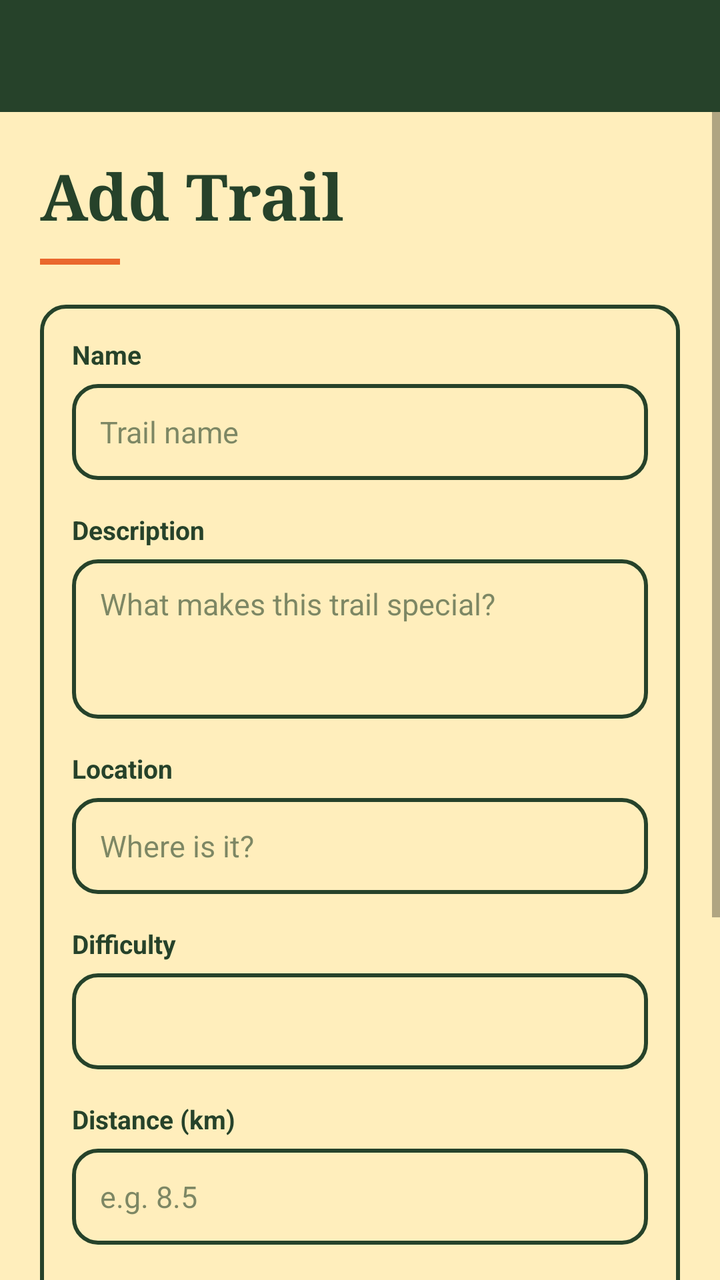
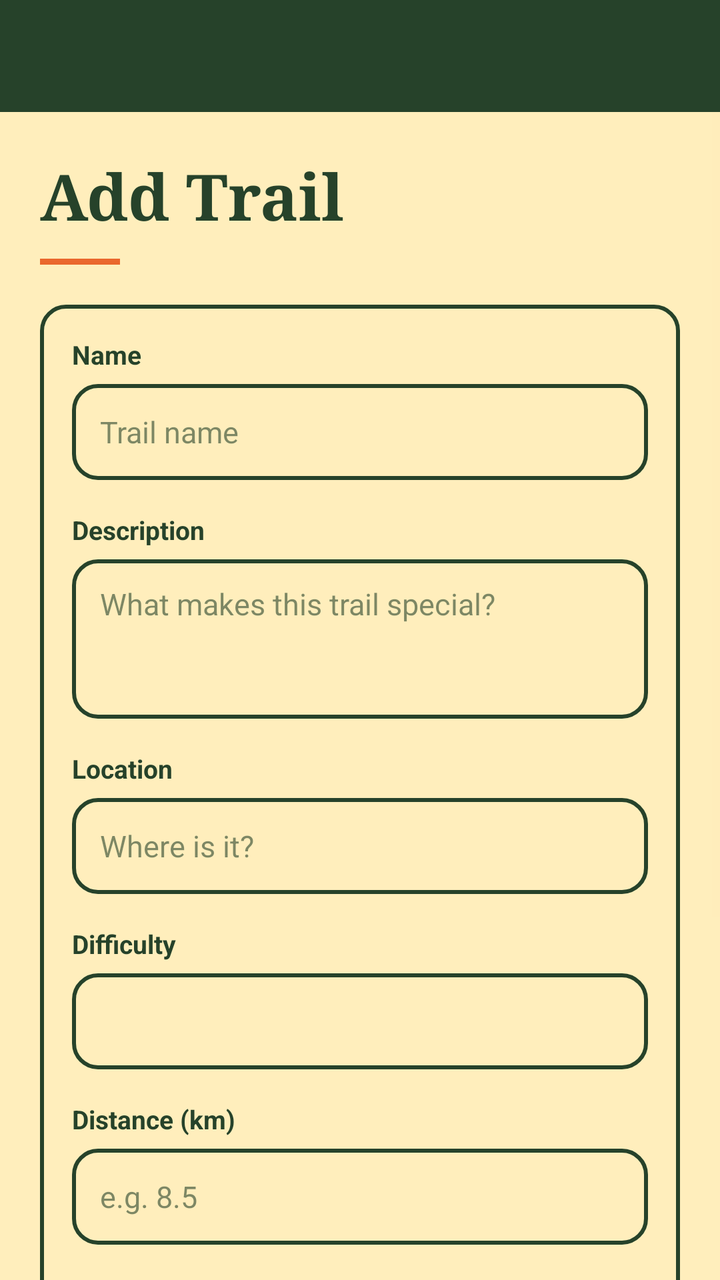

The first picture is an Android layout as it rendered before a commit; the second is the same layout after the commit. The layout source and the unified diff follow.
<!-- AndroidManifest.xml: application theme Theme.Ca -->
<!-- res/layout/activity_add_edit.xml -->
<?xml version="1.0" encoding="utf-8"?>
<androidx.drawerlayout.widget.DrawerLayout xmlns:android="http://schemas.android.com/apk/res/android"
    xmlns:app="http://schemas.android.com/apk/res-auto"
    android:id="@+id/drawerLayout"
    android:layout_width="match_parent"
    android:layout_height="match_parent"
    android:background="@color/sand">

    <LinearLayout
        android:layout_width="match_parent"
        android:layout_height="match_parent"
        android:background="@color/sand"
        android:orientation="vertical">

        <androidx.appcompat.widget.Toolbar
            android:id="@+id/toolbar"
            android:layout_width="match_parent"
            android:layout_height="?attr/actionBarSize"
            android:background="@color/forest"
            android:theme="@style/ThemeOverlay.AppCompat.Dark.ActionBar"
            app:titleTextColor="@color/sand" />

        <ScrollView
            android:layout_width="match_parent"
            android:layout_height="0dp"
            android:layout_weight="1"
            android:fillViewport="true">

            <LinearLayout
                android:layout_width="match_parent"
                android:layout_height="wrap_content"
                android:orientation="vertical"
                android:paddingHorizontal="20dp"
                android:paddingTop="20dp"
                android:paddingBottom="24dp">

                <TextView
                    android:id="@+id/formTitle"
                    android:layout_width="match_parent"
                    android:layout_height="wrap_content"
                    android:fontFamily="serif"
                    android:text="Add Trail"
                    android:textColor="@color/forest"
                    android:textSize="32sp"
                    android:textStyle="bold" />

                <View
                    android:layout_width="40dp"
                    android:layout_height="3dp"
                    android:layout_marginTop="10dp"
                    android:background="@color/trail_orange" />

                <LinearLayout
                    android:layout_width="match_parent"
                    android:layout_height="wrap_content"
                    android:layout_marginTop="20dp"
                    android:background="@drawable/bg_outline"
                    android:orientation="vertical"
                    android:padding="16dp">

                    <TextView
                        style="@style/Widget.HikingHub.FieldLabel"
                        android:layout_marginTop="0dp"
                        android:text="Name" />

                    <EditText
                        android:id="@+id/nameInput"
                        style="@style/Widget.HikingHub.EditText"
                        android:layout_width="match_parent"
                        android:layout_height="wrap_content"
                        android:layout_marginTop="6dp"
                        android:hint="Trail name"
                        android:inputType="text" />

                    <TextView
                        style="@style/Widget.HikingHub.FieldLabel"
                        android:text="Description" />

                    <EditText
                        android:id="@+id/descriptionInput"
                        style="@style/Widget.HikingHub.EditText"
                        android:layout_width="match_parent"
                        android:layout_height="wrap_content"
                        android:layout_marginTop="6dp"
                        android:gravity="top"
                        android:hint="What makes this trail special?"
                        android:inputType="textMultiLine"
                        android:minLines="3" />

                    <TextView
                        style="@style/Widget.HikingHub.FieldLabel"
                        android:text="Location" />

                    <EditText
                        android:id="@+id/locationInput"
                        style="@style/Widget.HikingHub.EditText"
                        android:layout_width="match_parent"
                        android:layout_height="wrap_content"
                        android:layout_marginTop="6dp"
                        android:hint="Where is it?"
                        android:inputType="text" />

                    <TextView
                        style="@style/Widget.HikingHub.FieldLabel"
                        android:text="Difficulty" />

                    <Spinner
                        android:id="@+id/difficultyInput"
                        android:layout_width="match_parent"
                        android:layout_height="wrap_content"
                        android:layout_marginTop="6dp"
                        android:background="@drawable/bg_outline"
                        android:minHeight="48dp"
                        android:popupBackground="@drawable/bg_outline_sand" />

                    <TextView
                        style="@style/Widget.HikingHub.FieldLabel"
                        android:text="Distance (km)" />

                    <EditText
                        android:id="@+id/distanceInput"
                        style="@style/Widget.HikingHub.EditText"
                        android:layout_width="match_parent"
                        android:layout_height="wrap_content"
                        android:layout_marginTop="6dp"
                        android:hint="e.g. 8.5"
                        android:inputType="numberDecimal" />

                    <TextView
                        style="@style/Widget.HikingHub.FieldLabel"
                        android:gravity="center_horizontal"
                        android:text="Rating" />

                    <RatingBar
                        android:id="@+id/ratingInput"
                        android:layout_width="wrap_content"
                        android:layout_height="wrap_content"
                        android:layout_gravity="center_horizontal"
                        android:layout_marginTop="6dp"
                        android:numStars="5"
                        android:progressTint="@color/trail_orange"
                        android:secondaryProgressTint="@color/trail_orange"
                        android:rating="0"
                        android:stepSize="1.0" />

                </LinearLayout>

                <com.google.android.material.button.MaterialButton
                    android:id="@+id/saveButton"
                    style="@style/Widget.HikingHub.Button.Primary"
                    android:layout_width="match_parent"
                    android:layout_marginTop="24dp"
                    android:text="Save" />

                <com.google.android.material.button.MaterialButton
                    android:id="@+id/cancelButton"
                    style="@style/Widget.HikingHub.Button.Outline"
                    android:layout_width="match_parent"
                    android:layout_marginTop="12dp"
                    android:text="Cancel" />

            </LinearLayout>
        </ScrollView>
    </LinearLayout>

    <com.google.android.material.navigation.NavigationView
        android:id="@+id/navView"
        android:layout_width="wrap_content"
        android:layout_height="match_parent"
        android:layout_gravity="start"
        app:itemIconPadding="0dp"
        app:itemIconSize="0dp"
        app:menu="@menu/nav_drawer" />

</androidx.drawerlayout.widget.DrawerLayout>
<!-- resources referenced by this layout -->
<resources>
  <color name="forest">#26422A</color>
  <color name="sand">#FFEEBC</color>
  <color name="trail_orange">#EA672D</color>
  <!-- drawable bg_outline (drawable) -->
  <?xml version="1.0" encoding="utf-8"?>
  <shape xmlns:android="http://schemas.android.com/apk/res/android"
      android:shape="rectangle">
      <solid android:color="@android:color/transparent" />
      <stroke
          android:width="2dp"
          android:color="@color/forest" />
      <corners android:radius="12dp" />
  </shape>
  <!-- drawable bg_outline_sand (drawable) -->
  <?xml version="1.0" encoding="utf-8"?>
  <shape xmlns:android="http://schemas.android.com/apk/res/android"
      android:shape="rectangle">
      <solid android:color="@color/sand" />
      <stroke
          android:width="2dp"
          android:color="@color/forest" />
      <corners android:radius="12dp" />
  </shape>
  <style name="Widget.HikingHub.Button.Primary" parent="Widget.HikingHub.Button">
          <item name="backgroundTint">@color/trail_orange</item>
          <item name="android:textColor">@color/sand</item>
      </style>
  <style name="Widget.HikingHub.EditText" parent="">
          <item name="android:background">@drawable/bg_outline</item>
          <item name="android:minHeight">48dp</item>
          <item name="android:paddingHorizontal">14dp</item>
          <item name="android:paddingVertical">12dp</item>
          <item name="android:textColor">@color/forest</item>
          <item name="android:textColorHint">#9926422A</item>
          <item name="android:textSize">15sp</item>
      </style>
  <style name="Widget.HikingHub.FieldLabel" parent="">
          <item name="android:layout_width">match_parent</item>
          <item name="android:layout_height">wrap_content</item>
          <item name="android:layout_marginTop">16dp</item>
          <item name="android:textColor">@color/forest</item>
          <item name="android:textSize">13sp</item>
          <item name="android:textStyle">bold</item>
      </style>
  <style name="Theme.Ca" parent="Theme.MaterialComponents.Light.NoActionBar" />
  <style name="Widget.HikingHub.Button" parent="Widget.MaterialComponents.Button">
          <item name="android:layout_height">54dp</item>
          <item name="android:textAllCaps">false</item>
          <item name="android:textSize">16sp</item>
          <item name="android:textStyle">bold</item>
          <item name="cornerRadius">14dp</item>
          <item name="elevation">0dp</item>
      </style>
  <!-- unchanged entries left out for length: 1 -->
</resources>

<!-- the commit's change to res/layout/activity_add_edit.xml (unified diff, before → after) -->
@@ -165,11 +165,40 @@
 
     <com.google.android.material.navigation.NavigationView
         android:id="@+id/navView"
+        style="@style/Widget.HikingHub.NavigationView"
         android:layout_width="wrap_content"
         android:layout_height="match_parent"
         android:layout_gravity="start"
-        app:itemIconPadding="0dp"
-        app:itemIconSize="0dp"
+        app:headerLayout="@layout/nav_header"
         app:menu="@menu/nav_drawer" />
 
 </androidx.drawerlayout.widget.DrawerLayout>
+<!-- res/layout/nav_header.xml (included above) -->
+<?xml version="1.0" encoding="utf-8"?>
+<LinearLayout xmlns:android="http://schemas.android.com/apk/res/android"
+    android:layout_width="match_parent"
+    android:layout_height="wrap_content"
+    android:background="@color/forest"
+    android:gravity="bottom"
+    android:orientation="vertical"
+    android:paddingHorizontal="20dp"
+    android:paddingTop="48dp"
+    android:paddingBottom="20dp">
+
+    <TextView
+        android:layout_width="wrap_content"
+        android:layout_height="wrap_content"
+        android:fontFamily="serif"
+        android:letterSpacing="0.04"
+        android:text="HikingHub"
+        android:textColor="@color/sand"
+        android:textSize="28sp"
+        android:textStyle="bold" />
+
+    <View
+        android:layout_width="36dp"
+        android:layout_height="3dp"
+        android:layout_marginTop="14dp"
+        android:background="@color/trail_orange" />
+
+</LinearLayout>
<!-- resource entries referenced after the edit -->
@@ -44,7 +44,20 @@
           <item name="android:textSize">13sp</item>
           <item name="android:textStyle">bold</item>
       </style>
-  <style name="Theme.Ca" parent="Theme.MaterialComponents.Light.NoActionBar" />
+  <style name="Widget.HikingHub.NavigationView">
+          <item name="android:background">@color/sand</item>
+          <item name="itemTextColor">@color/nav_item_text</item>
+          <item name="itemIconTint">@color/nav_item_text</item>
+          <item name="itemIconPadding">0dp</item>
+          <item name="itemIconSize">0dp</item>
+          <item name="itemHorizontalPadding">20dp</item>
+          <item name="itemVerticalPadding">14dp</item>
+          <item name="itemTextAppearance">@style/TextAppearance.HikingHub.NavItem</item>
+      </style>
+  <style name="Theme.Ca" parent="Theme.MaterialComponents.Light.NoActionBar">
+          <item name="colorControlNormal">@color/sand</item>
+          <item name="drawerArrowStyle">@style/Widget.HikingHub.DrawerArrow</item>
+      </style>
   <style name="Widget.HikingHub.Button" parent="Widget.MaterialComponents.Button">
           <item name="android:layout_height">54dp</item>
           <item name="android:textAllCaps">false</item>
@@ -53,6 +66,13 @@
           <item name="cornerRadius">14dp</item>
           <item name="elevation">0dp</item>
       </style>
+  <style name="TextAppearance.HikingHub.NavItem" parent="TextAppearance.MaterialComponents.Body1">
+          <item name="android:textSize">16sp</item>
+          <item name="android:textStyle">bold</item>
+      </style>
+  <style name="Widget.HikingHub.DrawerArrow" parent="Widget.AppCompat.DrawerArrowToggle">
+          <item name="color">@color/sand</item>
+      </style>
   <!-- unchanged entries left out for length: 1 -->
 </resources>
 
